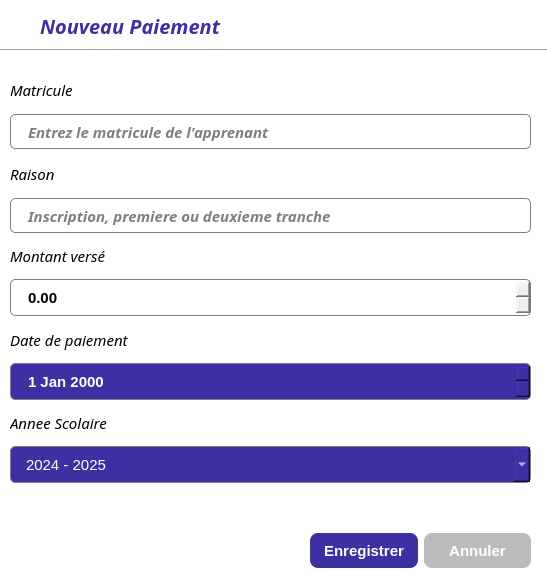
Before: the Qt Designer form StudentPayeDialog.ui in LAPTOP237/zanischool_desktop, drawn with Qt 5.
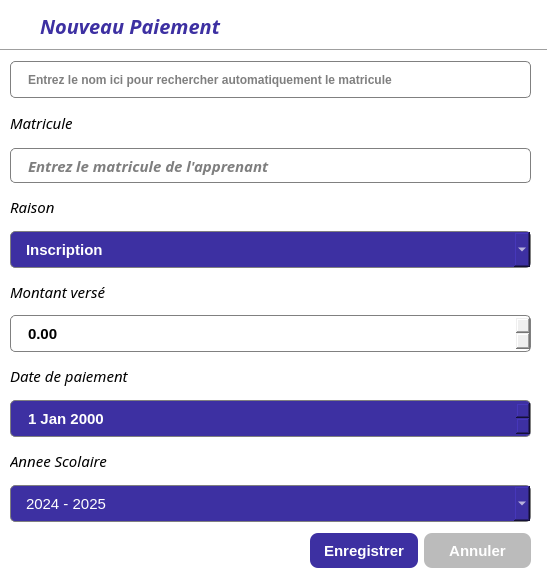
After: the same form once the commit is applied. Icons and pictures are not drawn.

```diff
--- a/StudentPayeDialog.ui
+++ b/StudentPayeDialog.ui
@@ -176,11 +176,26 @@
    <property name="geometry">
     <rect>
      <x>10</x>
-     <y>72</y>
+     <y>61</y>
      <width>521</width>
-     <height>411</height>
+     <height>461</height>
     </rect>
    </property>
+   <layout class="QVBoxLayout" name="verticalLayout_7">
+    <item>
+     <widget class="QLineEdit" name="name_searchlineEdit">
+      <property name="font">
+       <font>
+        <weight>75</weight>
+        <bold>true</bold>
+       </font>
+      </property>
+      <property name="placeholderText">
+       <string>Entrez le nom ici pour rechercher automatiquement le matricule</string>
+      </property>
+     </widget>
+    </item>
+    <item>
    <layout class="QVBoxLayout" name="verticalLayout_6">
     <item>
      <layout class="QVBoxLayout" name="verticalLayout">
@@ -245,34 +260,29 @@
        </widget>
       </item>
       <item>
-       <widget class="QLineEdit" name="paye_raison_lineEdit">
-        <property name="minimumSize">
-         <size>
-          <width>0</width>
-          <height>35</height>
-         </size>
-        </property>
-        <property name="maximumSize">
-         <size>
-          <width>16777215</width>
-          <height>35</height>
-         </size>
-        </property>
+         <widget class="QComboBox" name="comboBox">
         <property name="font">
          <font>
-          <family>Montserrat SemiBold</family>
-          <pointsize>11</pointsize>
+            <pointsize>-1</pointsize>
           <weight>75</weight>
-          <italic>true</italic>
           <bold>true</bold>
          </font>
         </property>
+          <item>
         <property name="text">
-         <string/>
-        </property>
-        <property name="placeholderText">
-         <string extracomment="test">Inscription, premiere ou deuxieme tranche</string>
-        </property>
+            <string>Inscription</string>
+           </property>
+          </item>
+          <item>
+           <property name="text">
+            <string>Premiere Tranche</string>
+           </property>
+          </item>
+          <item>
+           <property name="text">
+            <string>Deuxieme Tranche</string>
+           </property>
+          </item>
        </widget>
       </item>
      </layout>
@@ -393,6 +403,8 @@
          </property>
         </item>
        </widget>
+        </item>
+       </layout>
       </item>
      </layout>
     </item>
```
Lines whose indentation alone changed are shown as unchanged.
